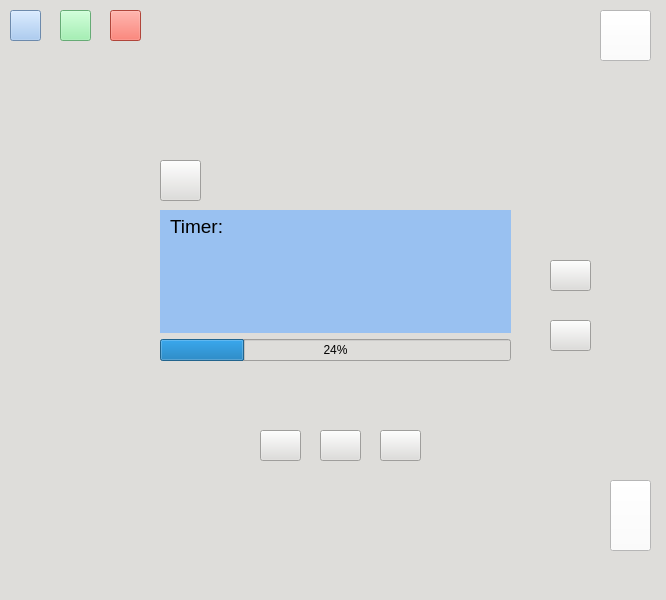
Above: mainwindow.ui from sahilgagvani/Neuro-Nirvana before the change. Below: the same form after it.
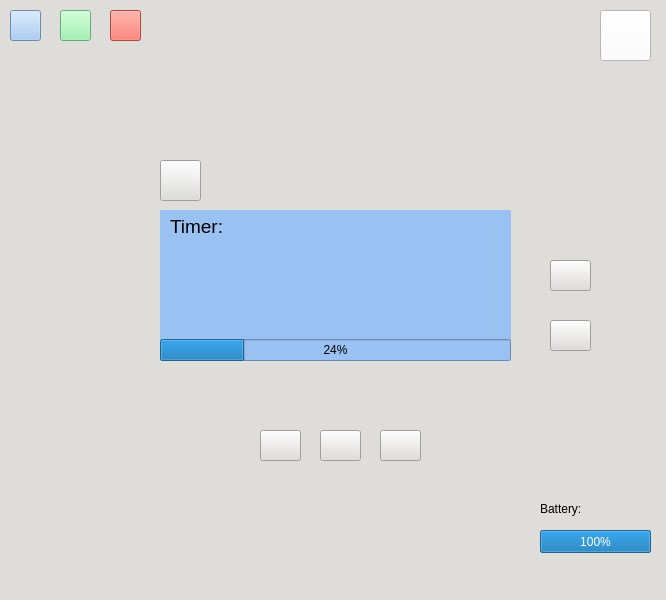
That is the form after the change. Icons and pictures are not drawn.

Commit message: Added functionality to battery bar and power button (need to press power button to start device)

What changed in the file:
```diff
--- a/mainwindow.ui
+++ b/mainwindow.ui
@@ -267,33 +267,6 @@
      </size>
     </property>
    </widget>
-   <widget class="QPushButton" name="batteryIndicator">
-    <property name="geometry">
-     <rect>
-      <x>610</x>
-      <y>480</y>
-      <width>41</width>
-      <height>71</height>
-     </rect>
-    </property>
-    <property name="styleSheet">
-     <string notr="true">background-color: rgb(255, 255, 255);</string>
-    </property>
-    <property name="text">
-     <string/>
-    </property>
-    <property name="icon">
-     <iconset resource="Resources.qrc">
-      <normaloff>:/chargedBattery.jpeg</normaloff>
-      <normalon>:/lowBattery.jpeg</normalon>:/chargedBattery.jpeg</iconset>
-    </property>
-    <property name="iconSize">
-     <size>
-      <width>40</width>
-      <height>60</height>
-     </size>
-    </property>
-   </widget>
    <widget class="QWidget" name="menuLayout" native="true">
     <property name="geometry">
      <rect>
@@ -381,6 +354,9 @@
       <height>131</height>
      </rect>
     </property>
+    <property name="styleSheet">
+     <string notr="true">background-color: rgb(153, 193, 241);</string>
+    </property>
     <layout class="QGridLayout" name="gridLayout" columnminimumwidth="0,0">
      <item row="0" column="0">
       <widget class="QLabel" name="timeLabel">
@@ -469,6 +445,9 @@
       <height>151</height>
      </rect>
     </property>
+    <property name="styleSheet">
+     <string notr="true">background-color: rgb(153, 193, 241);</string>
+    </property>
     <layout class="QGridLayout" name="gridLayout_2">
      <item row="1" column="0">
       <widget class="QProgressBar" name="progressBar">
@@ -498,6 +477,50 @@
      </item>
     </layout>
    </widget>
+   <widget class="QProgressBar" name="batteryBar">
+    <property name="geometry">
+     <rect>
+      <x>540</x>
+      <y>530</y>
+      <width>111</width>
+      <height>23</height>
+     </rect>
+    </property>
+    <property name="styleSheet">
+     <string notr="true">background-color: rgb(119, 118, 123);</string>
+    </property>
+    <property name="value">
+     <number>100</number>
+    </property>
+   </widget>
+   <widget class="QLabel" name="label">
+    <property name="geometry">
+     <rect>
+      <x>540</x>
+      <y>500</y>
+      <width>62</width>
+      <height>17</height>
+     </rect>
+    </property>
+    <property name="text">
+     <string>Battery:</string>
+    </property>
+   </widget>
+   <widget class="QWidget" name="logLayout" native="true">
+    <property name="geometry">
+     <rect>
+      <x>160</x>
+      <y>210</y>
+      <width>351</width>
+      <height>151</height>
+     </rect>
+    </property>
+    <property name="styleSheet">
+     <string notr="true">background-color: rgb(153, 193, 241);</string>
+    </property>
+    <layout class="QGridLayout" name="gridLayout_3"/>
+   </widget>
+   <zorder>logLayout</zorder>
    <zorder>screen</zorder>
    <zorder>menuButton</zorder>
    <zorder>upArrowButton</zorder>
```
Left out of the diff: 3 changed lines with no effect on the pictures. The commit also changes 2 other files.
